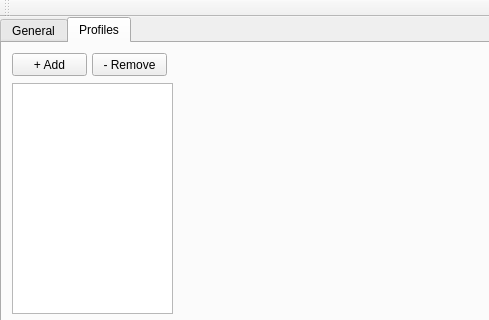
The window that src/SettingsWindow.ui (GeorgH93/QLogViewer) describes before a commit, drawn with Qt 5; both pictures show x 0 to 489 and y 0 to 320 of the 629 by 464 pixel window.
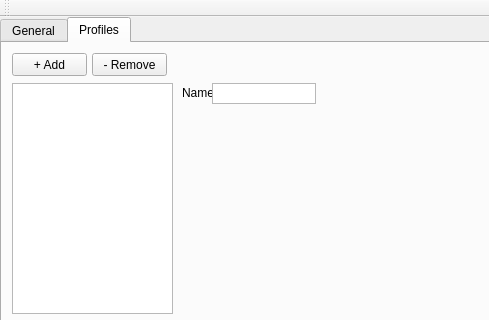
The same window after the commit. Icons and pictures are not drawn.

Commit message: Add profile name field

Patch:
```diff
--- a/src/SettingsWindow.ui
+++ b/src/SettingsWindow.ui
@@ -197,6 +197,35 @@
          <number>0</number>
         </property>
        </widget>
+       <widget class="QLabel" name="profileNameLabel">
+        <property name="geometry">
+         <rect>
+          <x>180</x>
+          <y>40</y>
+          <width>31</width>
+          <height>20</height>
+         </rect>
+        </property>
+        <property name="text">
+         <string>Name:</string>
+        </property>
+       </widget>
+       <widget class="QPlainTextEdit" name="profileNameBox">
+        <property name="geometry">
+         <rect>
+          <x>210</x>
+          <y>40</y>
+          <width>104</width>
+          <height>21</height>
+         </rect>
+        </property>
+        <property name="verticalScrollBarPolicy">
+         <enum>Qt::ScrollBarAlwaysOff</enum>
+        </property>
+        <property name="horizontalScrollBarPolicy">
+         <enum>Qt::ScrollBarAlwaysOff</enum>
+        </property>
+       </widget>
        <zorder>profilesListWidget</zorder>
        <zorder>addProfileButton</zorder>
        <zorder>removeProfileButton</zorder>
```
Left out of the diff: 2 changed lines with no effect on the pictures. The commit also changes 2 other files.
